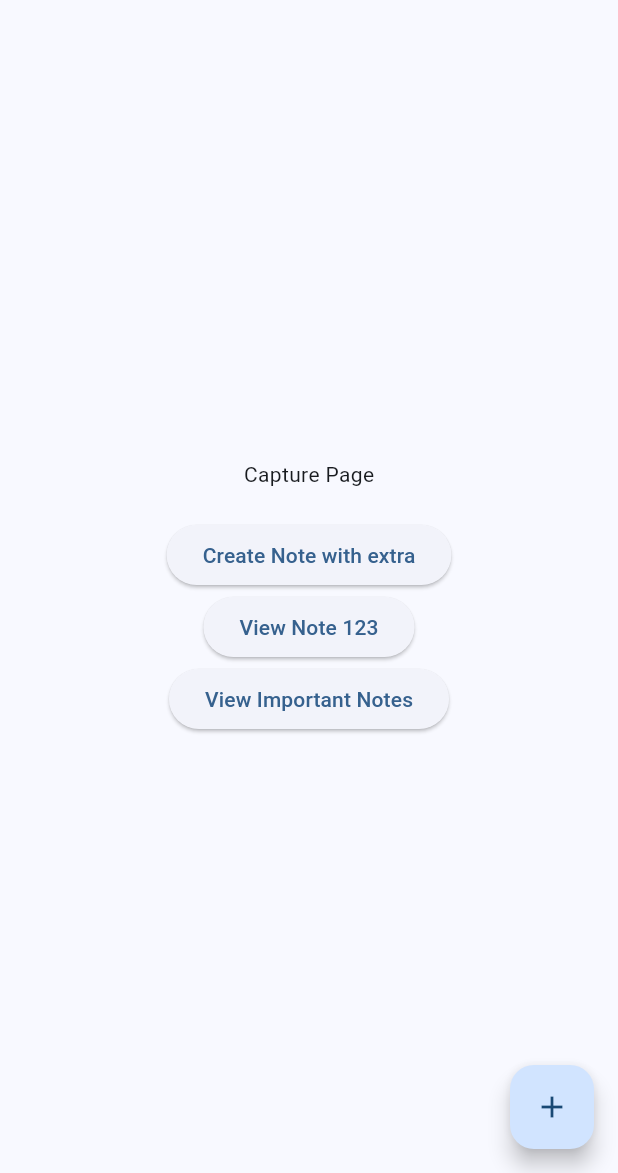
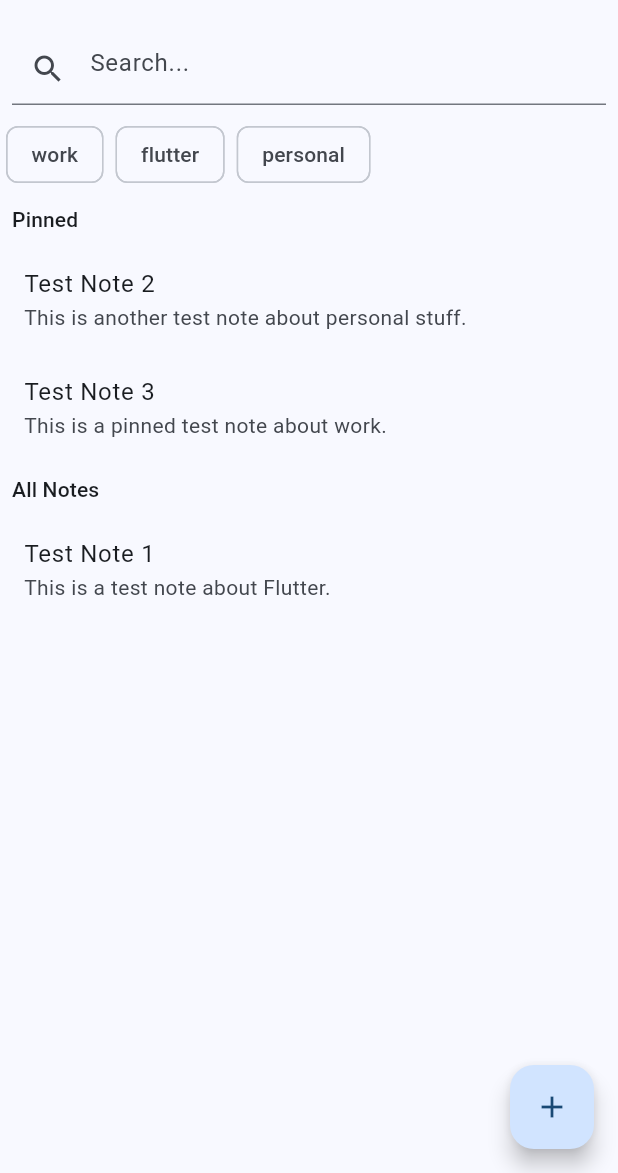
Before and after one commit to luccidnz/hold_that_thought, a Flutter app: the screen it shows after launch, on a phone screen of 412 x 824 dp, the part 63-1236 px from its top. Run offline on Flutter 3.47's test engine with Material 3 defaults, Android fonts, the phone set to English and light mode, and no system bars; our stand-ins replace flutter_riverpod, go_router, shared_preferences, url_strategy.

Commit message:
feat: implement search, filters, and other features
This commit includes a comprehensive set of features and improvements:

- **Search & Filters:** A new search bar and tag-based filtering on the home screen.
- **Quick Capture:** A quick capture sheet for creating notes from the home screen.
- **Theme System:** A theming system with light/dark modes and accent colors.
- **Navigation Rework:** A declarative routing system using `go_router`.
- **Repo Hygiene + CI:** Initial setup for repository hygiene and a CI workflow.

This commit also includes tests for the new features.

```diff
--- /dev/null
+++ b/lib/notes/note_list.dart
@@ -0,0 +1,22 @@
+import 'package:flutter/material.dart';
+import 'package:hold_that_thought/notes/note_model.dart';
+
+class NoteList extends StatelessWidget {
+  const NoteList({Key? key, required this.notes}) : super(key: key);
+
+  final List<Note> notes;
+
+  @override
+  Widget build(BuildContext context) {
+    return ListView.builder(
+      itemCount: notes.length,
+      itemBuilder: (context, index) {
+        final note = notes[index];
+        return ListTile(
+          title: Text(note.title),
+          subtitle: note.body != null ? Text(note.body!) : null,
+        );
+      },
+    );
+  }
+}
--- a/lib/notes/note_model.dart
+++ b/lib/notes/note_model.dart
@@ -2,16 +2,18 @@ class Note {
   const Note({
     required this.id,
     required this.title,
-    required this.body,
+    this.body,
     required this.createdAt,
     required this.updatedAt,
     required this.isPinned,
+    this.tags = const [],
   });
 
   final String id;
   final String title;
-  final String body;
+  final String? body;
   final DateTime createdAt;
   final DateTime updatedAt;
   final bool isPinned;
+  final List<String> tags;
 }
--- a/lib/notes/notes_repository.dart
+++ b/lib/notes/notes_repository.dart
@@ -7,20 +7,88 @@ class NotesRepository {
     Note(
       id: '123',
       title: 'Test Note 1',
-      body: 'This is a test note.',
+      body: 'This is a test note about Flutter.',
       createdAt: DateTime.now(),
       updatedAt: DateTime.now(),
       isPinned: false,
+      tags: ['work', 'flutter'],
     ),
     Note(
       id: '456',
       title: 'Test Note 2',
-      body: 'This is another test note.',
+      body: 'This is another test note about personal stuff.',
       createdAt: DateTime.now(),
       updatedAt: DateTime.now(),
       isPinned: true,
+      tags: ['personal'],
+    ),
+    Note(
+      id: '789',
+      title: 'Test Note 3',
+      body: 'This is a pinned test note about work.',
+      createdAt: DateTime.now(),
+      updatedAt: DateTime.now(),
+      isPinned: true,
+      tags: ['work'],
     ),
   ];
+
+  List<Note> getFilteredNotes({
+    String? query,
+    Set<String> tags = const {},
+  }) {
+    var notes = _notes;
+
+    if (query != null && query.isNotEmpty) {
+      notes = notes
+          .where((note) =>
+              note.title.toLowerCase().contains(query.toLowerCase()) ||
+              (note.body?.toLowerCase().contains(query.toLowerCase()) ?? false))
+          .toList();
+    }
+
+    if (tags.isNotEmpty) {
+      notes = notes
+          .where((note) => tags.every((tag) => note.tags.contains(tag)))
+          .toList();
+    }
+
+    notes.sort((a, b) => b.updatedAt.compareTo(a.updatedAt));
+    return notes;
+  }
+
+  List<Note> getPinnedNotes() {
+    return _notes.where((note) => note.isPinned).toList();
+  }
+
+  List<Note> getUnpinnedNotes({
+    String? query,
+    Set<String> tags = const {},
+  }) {
+    final unpinned = _notes.where((note) => !note.isPinned).toList();
+    var notes = unpinned;
+
+    if (query != null && query.isNotEmpty) {
+      notes = notes
+          .where((note) =>
+              note.title.toLowerCase().contains(query.toLowerCase()) ||
+              (note.body?.toLowerCase().contains(query.toLowerCase()) ?? false))
+          .toList();
+    }
+
+    if (tags.isNotEmpty) {
+      notes = notes
+          .where((note) => tags.every((tag) => note.tags.contains(tag)))
+          .toList();
+    }
+
+    notes.sort((a, b) => b.updatedAt.compareTo(a.updatedAt));
+    return notes;
+  }
+
+  Set<String> getDistinctTags() {
+    return _notes.expand((note) => note.tags).toSet();
+  }
 
   bool exists(String id) {
     return _notes.any((note) => note.id == id);
@@ -28,8 +96,9 @@ class NotesRepository {
 
   Note create({
     required String title,
-    required String body,
+    String? body,
     required bool isPinned,
+    List<String> tags = const [],
   }) {
     if (title == 'error') {
       throw Exception('Failed to create note');
@@ -42,6 +111,7 @@ class NotesRepository {
       createdAt: now,
       updatedAt: now,
       isPinned: isPinned,
+      tags: tags,
     );
     _notes.add(note);
     return note;
--- a/lib/pages/capture_page.dart
+++ b/lib/pages/capture_page.dart
@@ -1,13 +1,78 @@
+import 'dart:async';
 import 'package:flutter/material.dart';
+import 'package:flutter_riverpod/flutter_riverpod.dart';
 import 'package:go_router/go_router.dart';
-import 'package:hold_that_thought/notes/note_data.dart';
+import 'package:hold_that_thought/notes/notes_repository.dart';
 import 'package:hold_that_thought/quick_capture/quick_capture_sheet.dart';
 import 'package:hold_that_thought/routing/app_router.dart';
+import 'package:shared_preferences/shared_preferences.dart';
 
-class CapturePage extends StatelessWidget {
+class CapturePage extends ConsumerStatefulWidget {
   const CapturePage({Key? key}) : super(key: key);
+
+  @override
+  ConsumerState<CapturePage> createState() => _CapturePageState();
+}
+
+class _CapturePageState extends ConsumerState<CapturePage> {
+  final _searchController = TextEditingController();
+  Timer? _debounce;
+  Set<String> _selectedTags = {};
+  String _searchQuery = '';
+
+  static const _searchQueryKey = 'searchQuery';
+  static const _selectedTagsKey = 'selectedTags';
+
+  @override
+  void initState() {
+    super.initState();
+    _loadFilters();
+    _searchController.addListener(_onSearchChanged);
+  }
+
+  Future<void> _loadFilters() async {
+    final prefs = await SharedPreferences.getInstance();
+    setState(() {
+      _searchQuery = prefs.getString(_searchQueryKey) ?? '';
+      _searchController.text = _searchQuery;
+      _selectedTags = (prefs.getStringList(_selectedTagsKey) ?? []).toSet();
+    });
+  }
+
+  Future<void> _saveFilters() async {
+    final prefs = await SharedPreferences.getInstance();
+    await prefs.setString(_searchQueryKey, _searchQuery);
+    await prefs.setStringList(_selectedTagsKey, _selectedTags.toList());
+  }
+
+  @override
+  void dispose() {
+    _searchController.removeListener(_onSearchChanged);
+    _searchController.dispose();
+    _debounce?.cancel();
+    super.dispose();
+  }
+
+  void _onSearchChanged() {
+    if (_debounce?.isActive ?? false) _debounce!.cancel();
+    _debounce = Timer(const Duration(milliseconds: 300), () {
+      setState(() {
+        _searchQuery = _searchController.text;
+        _saveFilters();
+      });
+    });
+  }
+
   @override
   Widget build(BuildContext context) {
+    final notesRepository = ref.watch(notesRepositoryProvider);
+    final distinctTags = notesRepository.getDistinctTags();
+    final pinnedNotes = notesRepository.getPinnedNotes();
+    final unpinnedNotes = notesRepository.getUnpinnedNotes(
+      query: _searchQuery,
+      tags: _selectedTags,
+    );
+
     return Scaffold(
       appBar: AppBar(
         title: const Text('Hold That Thought'),
@@ -22,29 +87,104 @@ class CapturePage extends StatelessWidget {
           ),
         ],
       ),
-      body: Center(
-        child: Column(
-          mainAxisAlignment: MainAxisAlignment.center,
-          children: [
-            const Text('Capture Page'),
-            const SizedBox(height: 20),
-            ElevatedButton(
-              onPressed: () {
-                final data = CreateNoteData(title: 'From Capture Page');
-                context.go(AppRoutes.create(), extra: data);
-              },
-              child: const Text('Create Note with extra'),
+      body: Column(
+        children: [
+          Padding(
+            padding: const EdgeInsets.all(8.0),
+            child: TextField(
+              controller: _searchController,
+              decoration: InputDecoration(
+                hintText: 'Search...',
+                prefixIcon: const Icon(Icons.search),
+                suffixIcon: _searchController.text.isNotEmpty
+                    ? IconButton(
+                        icon: const Icon(Icons.clear),
+                        onPressed: () {
+                          _searchController.clear();
+                        },
+                      )
+                    : null,
+              ),
             ),
-            ElevatedButton(
-              onPressed: () => context.go(AppRoutes.note('123')),
-              child: const Text('View Note 123'),
+          ),
+          SizedBox(
+            height: 50,
+            child: ListView(
+              scrollDirection: Axis.horizontal,
+              children: distinctTags.map((tag) {
+                return Padding(
+                  padding: const EdgeInsets.symmetric(horizontal: 4.0),
+                  child: FilterChip(
+                    label: Text(tag),
+                    tooltip: 'Filter by $tag',
+                    selected: _selectedTags.contains(tag),
+                    onSelected: (selected) {
+                      setState(() {
+                        if (selected) {
+                          _selectedTags.add(tag);
+                        } else {
+                          _selectedTags.remove(tag);
+                        }
+                        _saveFilters();
+                      });
+                    },
+                  ),
+                );
+              }).toList(),
             ),
-            ElevatedButton(
-              onPressed: () => context.go(AppRoutes.list(tag: 'important')),
-              child: const Text('View Important Notes'),
+          ),
+          Expanded(
+            child: CustomScrollView(
+              slivers: [
+                if (pinnedNotes.isNotEmpty)
+                  SliverToBoxAdapter(
+                    child: Padding(
+                      padding: const EdgeInsets.all(8.0),
+                      child: Text(
+                        'Pinned',
+                        style: Theme.of(context).textTheme.titleSmall,
+                      ),
+                    ),
+                  ),
+                if (pinnedNotes.isNotEmpty)
+                  SliverList(
+                    delegate: SliverChildBuilderDelegate(
+                      (context, index) {
+                        final note = pinnedNotes[index];
+                        return ListTile(
+                          title: Text(note.title),
+                          subtitle: note.body != null ? Text(note.body!) : null,
+                        );
+                      },
+                      childCount: pinnedNotes.length,
+                    ),
+                  ),
+                if (unpinnedNotes.isNotEmpty)
+                  SliverToBoxAdapter(
+                    child: Padding(
+                      padding: const EdgeInsets.all(8.0),
+                      child: Text(
+                        'All Notes',
+                        style: Theme.of(context).textTheme.titleSmall,
+                      ),
+                    ),
+                  ),
+                SliverList(
+                  delegate: SliverChildBuilderDelegate(
+                    (context, index) {
+                      final note = unpinnedNotes[index];
+                      return ListTile(
+                        title: Text(note.title),
+                        subtitle: note.body != null ? Text(note.body!) : null,
+                      );
+                    },
+                    childCount: unpinnedNotes.length,
+                  ),
+                ),
+              ],
             ),
-          ],
-        ),
+          ),
+        ],
       ),
       floatingActionButton: FloatingActionButton(
         onPressed: () {
```
Also changed, not shown: 2 other files.
